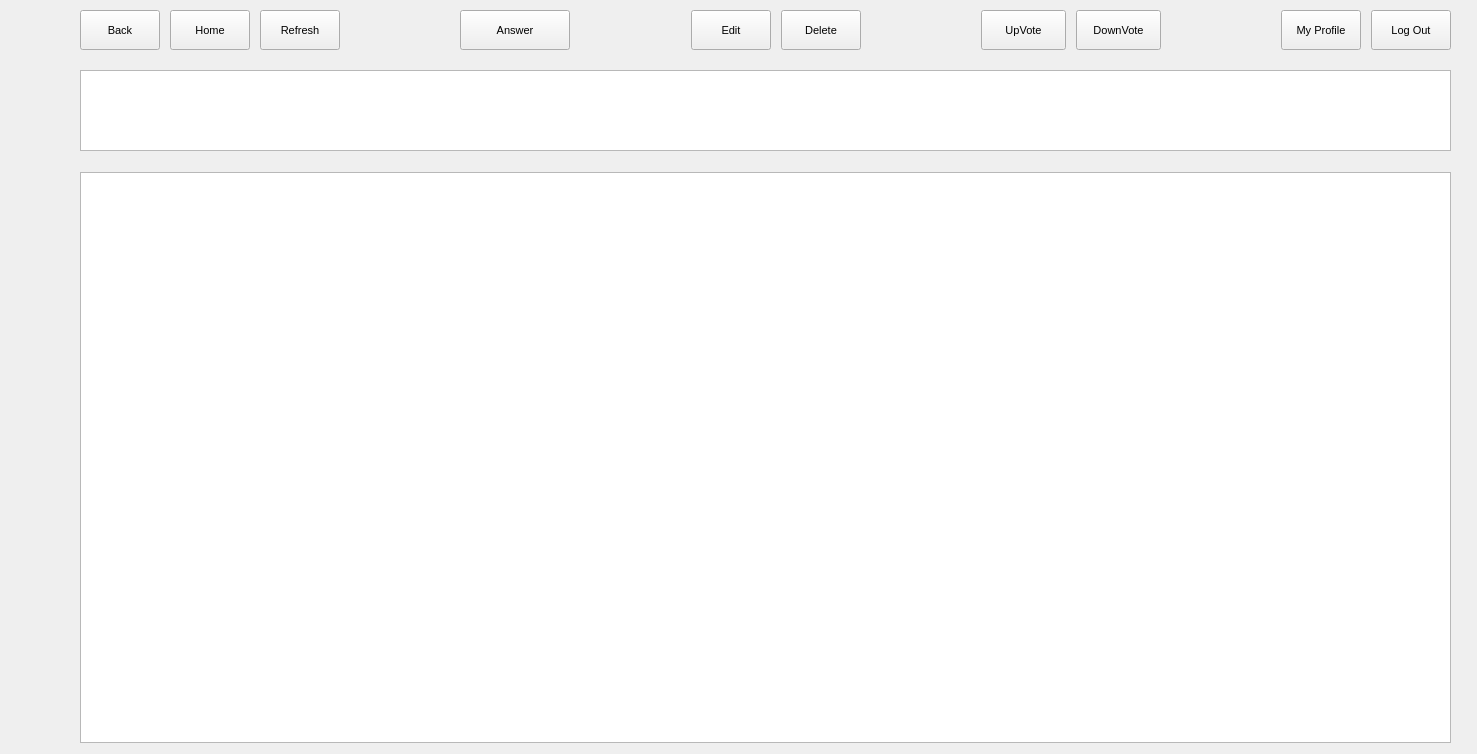
Above: ForumClient/others.ui from AndreiPascu180/OOP_Forum before the change. Below: the same form after it.
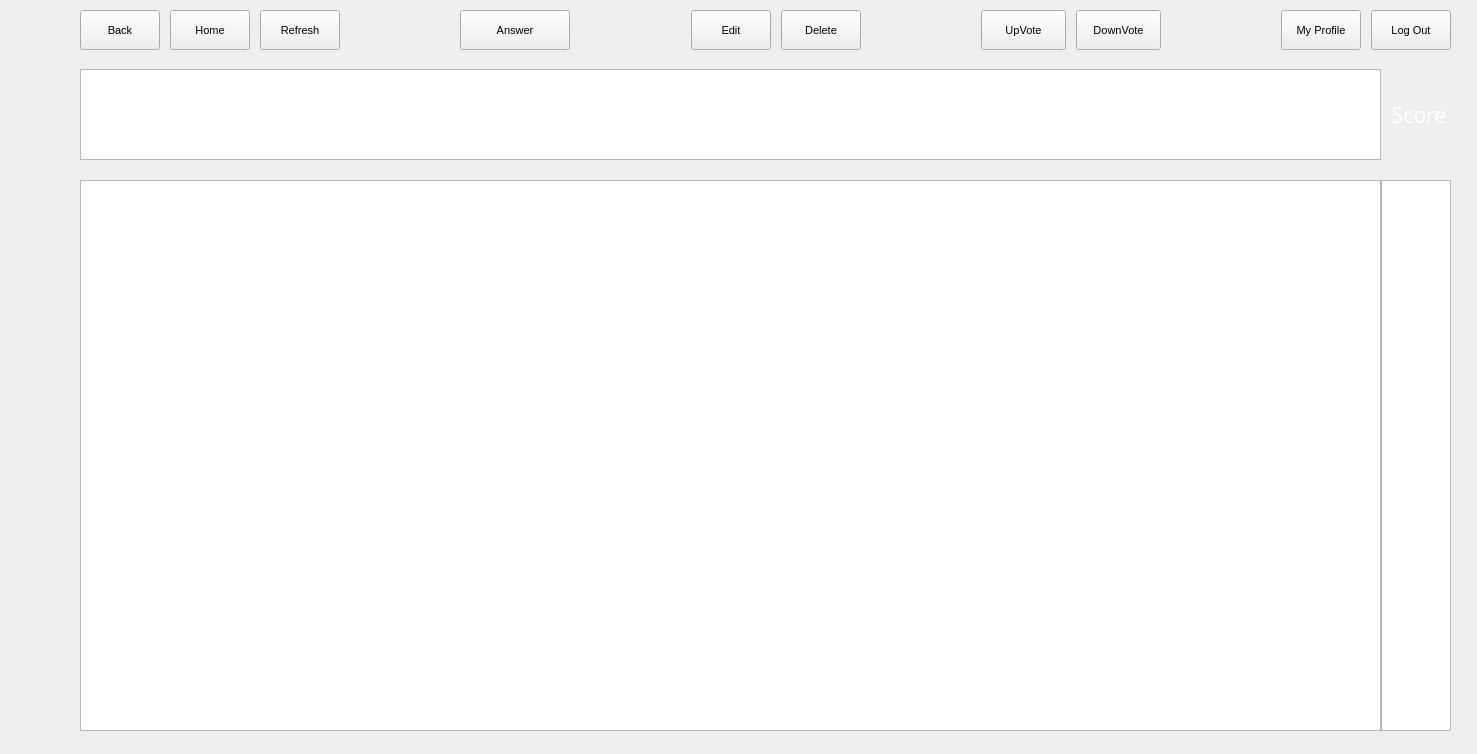
That is the form after the change. The open tabs and pages were chosen to show the change.

What changed in the file:
```diff
--- a/ForumClient/others.ui
+++ b/ForumClient/others.ui
@@ -402,23 +402,6 @@
     </widget>
    </widget>
    <widget class="QWidget" name="P3_AnswersList">
-    <widget class="QListWidget" name="Answers_list">
-     <property name="geometry">
-      <rect>
-       <x>80</x>
-       <y>172</y>
-       <width>1371</width>
-       <height>571</height>
-      </rect>
-     </property>
-     <property name="styleSheet">
-      <string notr="true">font: 300 16pt &quot;Segoe UI Light&quot;;
-color: rgb(255, 255, 255)</string>
-     </property>
-     <property name="lineWidth">
-      <number>1</number>
-     </property>
-    </widget>
     <widget class="QWidget" name="layoutWidget_3">
      <property name="geometry">
       <rect>
@@ -700,19 +683,101 @@
       </item>
      </layout>
     </widget>
-    <widget class="QTextBrowser" name="CurrentQuestion">
+    <widget class="QWidget" name="">
      <property name="geometry">
       <rect>
        <x>80</x>
-       <y>70</y>
+       <y>69</y>
        <width>1371</width>
-       <height>81</height>
+       <height>91</height>
       </rect>
      </property>
-     <property name="styleSheet">
-      <string notr="true">font: 300 16pt &quot;Segoe UI Light&quot;;
+     <layout class="QHBoxLayout" name="horizontalLayout_4">
+      <property name="spacing">
+       <number>0</number>
+      </property>
+      <item>
+       <widget class="QTextBrowser" name="CurrentQuestion">
+        <property name="styleSheet">
+         <string notr="true">font: 300 16pt &quot;Segoe UI Light&quot;;
 color: rgb(255, 255, 255)</string>
+        </property>
+       </widget>
+      </item>
+      <item>
+       <widget class="QLabel" name="label_2">
+        <property name="minimumSize">
+         <size>
+          <width>70</width>
+          <height>0</height>
+         </size>
+        </property>
+        <property name="maximumSize">
+         <size>
+          <width>70</width>
+          <height>16777215</height>
+         </size>
+        </property>
+        <property name="font">
+         <font>
+          <family>Segoe UI Light</family>
+          <pointsize>16</pointsize>
+          <italic>false</italic>
+          <bold>false</bold>
+         </font>
+        </property>
+        <property name="styleSheet">
+         <string notr="true">font: 300 16pt &quot;Segoe UI Light&quot;;
+color: rgb(255, 255, 255)</string>
+        </property>
+        <property name="text">
+         <string>  Score</string>
+        </property>
+       </widget>
+      </item>
+     </layout>
+    </widget>
+    <widget class="QWidget" name="">
+     <property name="geometry">
+      <rect>
+       <x>80</x>
+       <y>180</y>
+       <width>1371</width>
+       <height>551</height>
+      </rect>
      </property>
+     <layout class="QHBoxLayout" name="horizontalLayout_5">
+      <property name="spacing">
+       <number>0</number>
+      </property>
+      <item>
+       <widget class="QListWidget" name="Answers_list">
+        <property name="styleSheet">
+         <string notr="true">font: 300 16pt &quot;Segoe UI Light&quot;;
+color: rgb(255, 255, 255)</string>
+        </property>
+        <property name="lineWidth">
+         <number>1</number>
+        </property>
+       </widget>
+      </item>
+      <item>
+       <widget class="QListWidget" name="listWidget">
+        <property name="minimumSize">
+         <size>
+          <width>70</width>
+          <height>0</height>
+         </size>
+        </property>
+        <property name="maximumSize">
+         <size>
+          <width>70</width>
+          <height>16777215</height>
+         </size>
+        </property>
+       </widget>
+      </item>
+     </layout>
     </widget>
    </widget>
   </widget>
```
